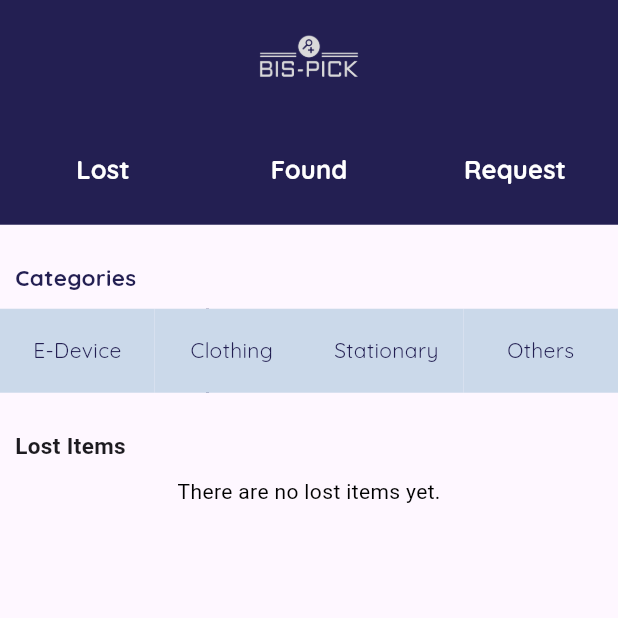
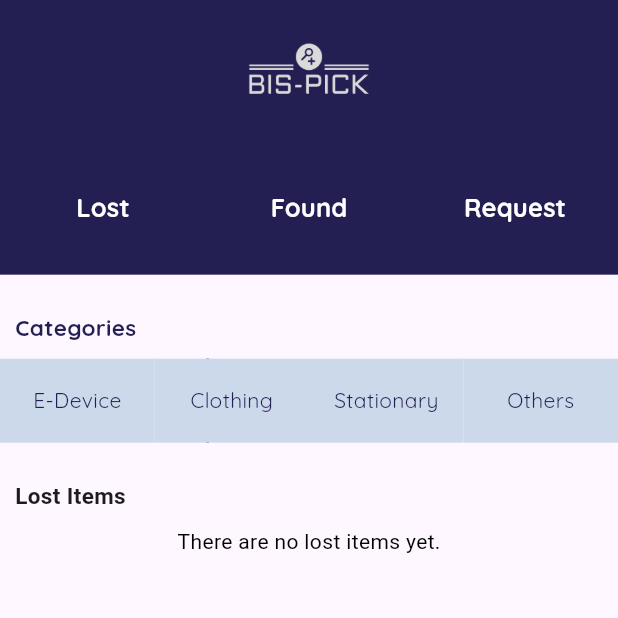
Before and after one commit to bispick-logncoding/bispick, a Flutter app: the MainPage screen opened by its route, on a phone screen of 412 x 824 dp, the top half of it. Run offline on Flutter 3.47's test engine with Material 3 defaults, Android fonts, the phone set to English and light mode, and no system bars; our stand-ins replace camera, cloud_firestore, firebase_core, firebase_storage, flutter_dotenv, google_fonts and 1 more; missing offline and left inert: dart:html, google_sign_in_web; accounts and stored records are empty; statements that could not run were skipped.

Commit message:
fix: fix broken layout  login and main page

```diff
--- a/lib/main.dart
+++ b/lib/main.dart
@@ -4,14 +4,12 @@ import 'package:bispick/pages/camerapage.dart';
 import 'package:bispick/pages/clothing.dart';
 import 'package:bispick/pages/edevice.dart';
 import 'package:bispick/pages/homepage.dart';
-import 'package:bispick/pages/itemsdetail.dart';
 import 'package:bispick/pages/others.dart';
 import 'package:bispick/pages/registerpage.dart';
 import 'package:bispick/pages/requestpage.dart';
 import 'package:bispick/pages/stationary.dart';
 import 'package:firebase_core/firebase_core.dart';
 import 'package:flutter/material.dart';
-import 'package:flutter_dotenv/flutter_dotenv.dart';
 
 import 'pages/home.dart';
 
--- a/lib/pages/home.dart
+++ b/lib/pages/home.dart
@@ -44,16 +44,15 @@ class _MainPageState extends State<MainPage> {
                   child: Column(
                       children: [
                         Expanded(
-                            flex: 1,
+                            flex: 2,
                             child:Image.asset(
                               'assets/bispick-white.png',
 
                             )
                         ),
                         Expanded(
-                            flex: 1,
+                            flex: 2,
                             child: Row(
-
                               children: [
                                 Container(
                                   height: 56,
@@ -110,7 +109,7 @@ class _MainPageState extends State<MainPage> {
 
             ),
             Expanded(
-              flex: 9,
+              flex: 7,
               child: Column(
                 children: [
                   Container(
--- a/lib/pages/homepage.dart
+++ b/lib/pages/homepage.dart
@@ -55,9 +55,9 @@ class _HomepageState extends State<Homepage> {
               child: Column(
                 children: [
                   Container(
-                    height: 50,
+                    height: 70,
                     margin: EdgeInsets.only(bottom: 14.0),
-                    padding: EdgeInsets.symmetric(horizontal: 34),
+                    padding: EdgeInsets.symmetric(horizontal: 14),
                     width: double.infinity,
                     child: ElevatedButton(
                       style: ElevatedButton.styleFrom(
```
